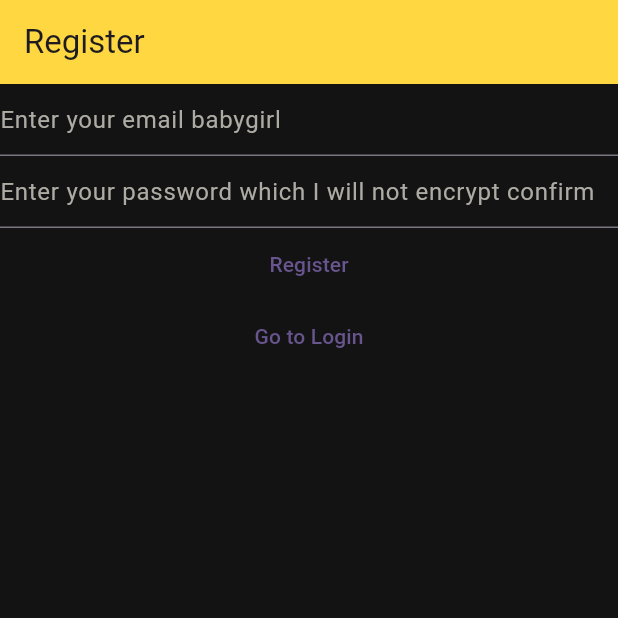
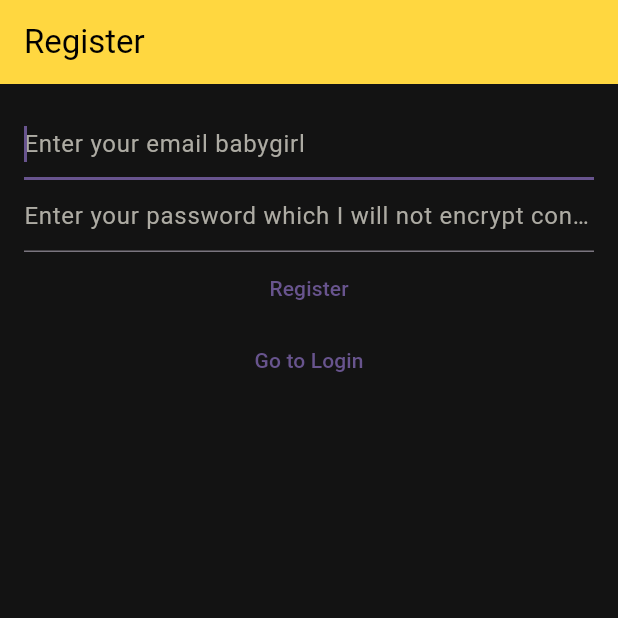
Before and after one commit to hastemadlad/vandad-course-mynotes-project, a Flutter app: the screen it shows after launch, after a tap on "Go to Registration", on a phone screen of 412 x 824 dp, the top half of it. Run offline on Flutter 3.47's test engine with Material 3 defaults, Android fonts, the phone set to English and light mode, and no system bars; our stand-ins replace bloc, cloud_firestore, equatable, firebase_auth, firebase_core, flutter_bloc and 1 more; accounts and stored records are empty; network calls fail.

Commit message:
added forgot password feature

```diff
--- a/lib/main.dart
+++ b/lib/main.dart
@@ -1,4 +1,3 @@
-import 'package:bloc/bloc.dart';
 import 'package:flutter/material.dart';
 import 'package:flutter_bloc/flutter_bloc.dart';
 import 'package:learningdart/helpers/loading/loading_screen.dart';
@@ -6,6 +5,7 @@ import 'package:learningdart/services/auth/bloc/auth_bloc.dart';
 import 'package:learningdart/services/auth/bloc/auth_event.dart';
 import 'package:learningdart/services/auth/bloc/auth_state.dart';
 import 'package:learningdart/services/auth/firebase_auth_provider.dart';
+import 'package:learningdart/views/forgot_password_view.dart';
 import 'package:learningdart/views/notes/create_update_note_view.dart';
 import 'package:learningdart/views/notes/notes_view.dart';
 import 'package:learningdart/views/verify_email_view.dart';
@@ -18,6 +18,19 @@ void main() {
     MaterialApp(
       title: 'Flutter Demo',
       theme: ThemeData(
+        scaffoldBackgroundColor: const Color.fromARGB(255, 19, 19, 19),
+        appBarTheme: const AppBarTheme(
+          backgroundColor: Colors.amberAccent,
+          foregroundColor: Color.fromARGB(255, 0, 0, 0),
+        ),
+        textTheme: const TextTheme(
+          bodyMedium: TextStyle(color: Color.fromARGB(255, 236, 216, 216)),
+          bodyLarge: TextStyle(color: Color.fromARGB(255, 236, 216, 216)),
+        ),
+        inputDecorationTheme: const InputDecorationTheme(
+          hintStyle: TextStyle(color: Color.fromARGB(255, 173, 171, 163)),
+        ),
+
         colorScheme: ColorScheme.fromSeed(seedColor: Colors.deepPurple),
       ),
       home: BlocProvider<AuthBloc>(
@@ -58,6 +71,8 @@ class HomePage extends StatelessWidget {
           return const LoginView();
         } else if (state is AuthStateRegistering) {
           return const RegisterView();
+        } else if (state is AuthStateForgotPassword) {
+          return const ForgotPasswordView();
         } else {
           return Scaffold(body: CircularProgressIndicator());
         }
--- a/lib/services/auth/auth_provider.dart
+++ b/lib/services/auth/auth_provider.dart
@@ -15,4 +15,5 @@ abstract class AuthProvider {
     required String email,
     required String password,
   });
+  Future<void> sendPasswordReset({required String toEmail});
 }
--- a/lib/services/auth/bloc/auth_event.dart
+++ b/lib/services/auth/bloc/auth_event.dart
@@ -32,3 +32,8 @@ class AuthEventRegister extends AuthEvent {
 class AuthEventShouldRegister extends AuthEvent {
   const AuthEventShouldRegister();
 }
+
+class AuthEventForgotPassword extends AuthEvent {
+  final String? email;
+  const AuthEventForgotPassword({this.email});
+}
--- a/lib/services/auth/bloc/auth_state.dart
+++ b/lib/services/auth/bloc/auth_state.dart
@@ -45,3 +45,14 @@ class AuthStateLoggedOut extends AuthState with EquatableMixin {
   @override
   List<Object?> get props => [exception, isLoading];
 }
+
+class AuthStateForgotPassword extends AuthState {
+  final Exception? exception;
+  final bool hasSentEmail;
+
+  const AuthStateForgotPassword({
+    required this.exception,
+    required this.hasSentEmail,
+    required bool isLoading,
+  }) : super(isLoading: isLoading);
+}
--- a/lib/views/login&reg_views.dart
+++ b/lib/views/login&reg_views.dart
@@ -5,7 +5,6 @@ import 'package:learningdart/services/auth/bloc/auth_bloc.dart';
 import 'package:learningdart/services/auth/bloc/auth_event.dart';
 import 'package:learningdart/services/auth/bloc/auth_state.dart';
 import 'package:learningdart/utilities/dialog/error_dialog.dart';
-import 'package:learningdart/utilities/dialog/loading_dialog.dart';
 
 //LOGINVIEW FOR THEM LOGINS
 //wearacidbd@gmail.com
@@ -59,39 +58,35 @@ class _LoginViewState extends State<LoginView> {
         }
       },
       child: Scaffold(
-        backgroundColor: const Color.fromARGB(255, 19, 19, 19),
-        appBar: AppBar(
-          title: const Text('Login'),
-          backgroundColor: Colors.amberAccent,
-        ),
-        body: Column(
+        appBar: AppBar(title: const Text('Login')),
+        body: Padding(
+          padding: const EdgeInsets.all(16.0),
+          child: Column(
             children: [
               TextField(
-              style: TextStyle(color: const Color.fromARGB(255, 236, 216, 216)),
+                style: TextStyle(
+                  color: const Color.fromARGB(255, 236, 216, 216),
+                ),
                 controller: _email,
                 autocorrect: false,
                 keyboardType: TextInputType.emailAddress,
                 decoration: InputDecoration(
                   hintText: 'Enter your email babygirl',
-                hintStyle: TextStyle(
-                  color: const Color.fromARGB(255, 173, 171, 163),
                 ),
               ),
-            ),
+
               TextField(
                 controller: _password,
-              style: TextStyle(color: const Color.fromARGB(255, 236, 216, 216)),
+
                 obscureText: true,
                 enableSuggestions: false,
                 autocorrect: false,
                 decoration: InputDecoration(
                   hintText:
                       'Enter your password which I will not encrypt confirm',
-                hintStyle: TextStyle(
-                  color: const Color.fromARGB(255, 173, 171, 163),
                 ),
               ),
-            ),
+
               TextButton(
                 onPressed: () async {
                   final email = _email.text;
@@ -106,7 +101,14 @@ class _LoginViewState extends State<LoginView> {
                 },
                 child: const Text('Go to Registration'),
               ),
+              TextButton(
+                onPressed: () {
+                  context.read<AuthBloc>().add(const AuthEventForgotPassword());
+                },
+                child: const Text('Forgot Password?'),
+              ),
             ],
+          ),
         ),
       ),
     );
@@ -165,39 +167,34 @@ class _RegisterViewState extends State<RegisterView> {
         }
       },
       child: Scaffold(
-        backgroundColor: const Color.fromARGB(255, 19, 19, 19),
-        appBar: AppBar(
-          title: const Text('Register'),
-          backgroundColor: Colors.amberAccent,
-        ),
-        body: Column(
+        appBar: AppBar(title: const Text('Register')),
+        body: Padding(
+          padding: const EdgeInsets.all(16.0),
+          child: Column(
             children: [
               TextField(
                 controller: _email,
-              style: TextStyle(color: const Color.fromARGB(255, 236, 216, 216)),
+                enableSuggestions: false,
+                autofocus: true,
                 autocorrect: false,
                 keyboardType: TextInputType.emailAddress,
                 decoration: InputDecoration(
                   hintText: 'Enter your email babygirl',
-                hintStyle: TextStyle(
-                  color: const Color.fromARGB(255, 173, 171, 163),
                 ),
               ),
-            ),
+
               TextField(
                 controller: _password,
                 obscureText: true,
-              style: TextStyle(color: const Color.fromARGB(255, 236, 216, 216)),
+
                 enableSuggestions: false,
                 autocorrect: false,
                 decoration: InputDecoration(
                   hintText:
                       'Enter your password which I will not encrypt confirm',
-                hintStyle: TextStyle(
-                  color: const Color.fromARGB(255, 173, 171, 163),
                 ),
               ),
-            ),
+
               TextButton(
                 onPressed: () async {
                   final email = _email.text;
@@ -217,6 +214,7 @@ class _RegisterViewState extends State<RegisterView> {
             ],
           ),
         ),
+      ),
     );
   }
 }
```
Also changed, not shown: lib/services/auth/auth_service.dart (+9 -4 lines), lib/services/auth/bloc/auth_bloc.dart (+38 -1 lines), lib/services/auth/firebase_auth_provider.dart (+19 -0 lines), lib/utilities/dialog/password_reset_email_sent_dialog.dart (added, +12 -0 lines), lib/views/forgot_password_view.dart (added, +85 -0 lines), 1 other file. Lines whose indentation alone changed are shown as unchanged.
